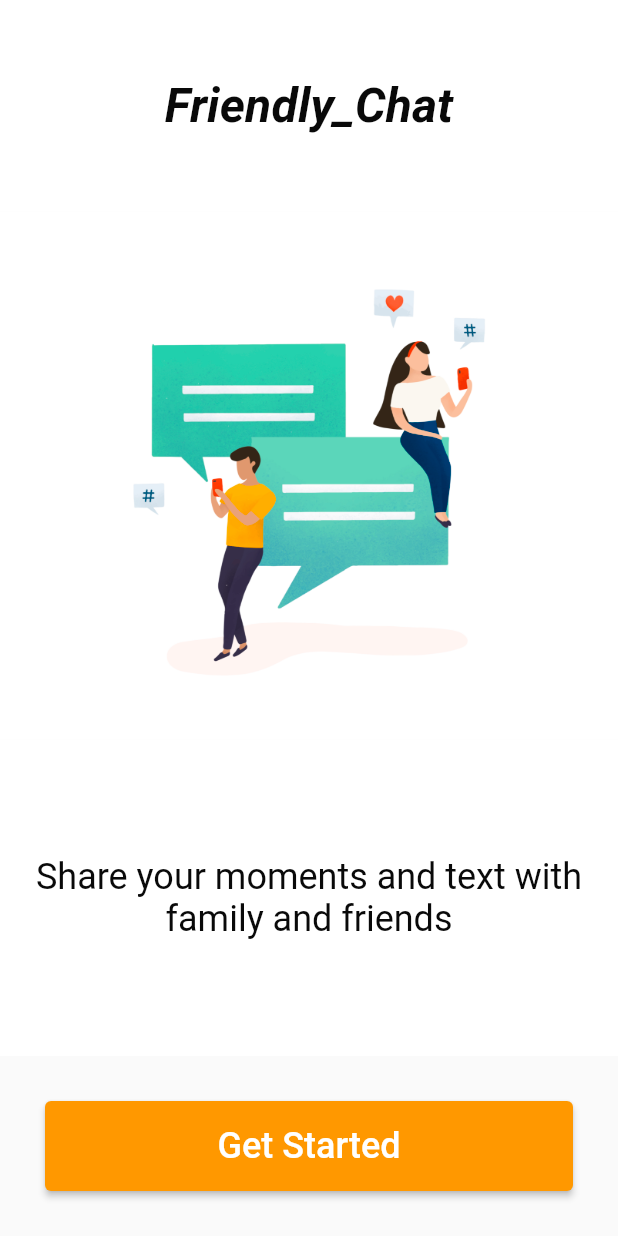
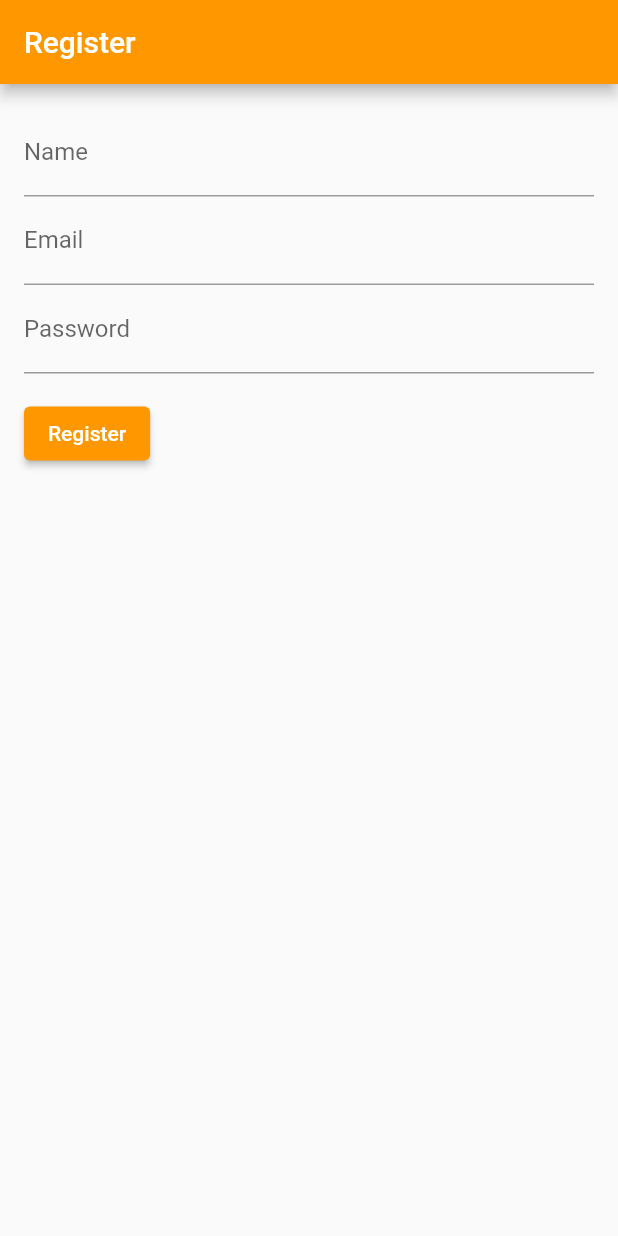
Before and after one commit to Sumeshstha/friendly_chats, a Flutter app: the screen it shows after launch, on a phone screen of 412 x 824 dp. Run offline on Flutter 3.47's test engine with Material 2 defaults, Android fonts, the light colour scheme and no system bars; our stand-ins replace firebase_core; accounts and stored records are empty.

Commit message:
form in login and homepage and new register page from ajit

```diff
--- a/lib/Components/my_textfield.dart
+++ b/lib/Components/my_textfield.dart
@@ -5,20 +5,21 @@ class MyTextField extends StatelessWidget {
   final controller;
   final String hintText;
   final bool obscureText;
+  final validator;
 
   const MyTextField({
     super.key,
     required this.controller,
     required this.hintText,
     required this.obscureText,
+    required this.validator,
   });
 
   @override
   Widget build(BuildContext context) {
     return Padding(
       padding: const EdgeInsets.symmetric(horizontal: 25.0),
-      child: TextField(
-        controller: controller,
+      child: TextFormField(
         obscureText: obscureText,
         decoration: InputDecoration(
             enabledBorder: const OutlineInputBorder(
@@ -31,6 +32,7 @@ class MyTextField extends StatelessWidget {
             filled: true,
             hintText: hintText,
             hintStyle: TextStyle(color: Colors.grey[500])),
+            validator:validator,
       ),
     );
   }
--- a/lib/Widgets/main.dart
+++ b/lib/Widgets/main.dart
@@ -3,6 +3,8 @@ import 'package:firebase_core/firebase_core.dart';
 import 'package:flutter/foundation.dart';
 import 'package:friendly_chat/helper/helper_function.dart';
 import 'package:friendly_chat/pages/StartPage.dart';
+import 'package:friendly_chat/pages/login.dart';
+import 'package:friendly_chat/pages/register.dart';
 import 'package:friendly_chat/shared/constants.dart';
 
 void main() async
@@ -52,8 +54,11 @@ getuserloggedInstatus() async
       Widget build(BuildContext context)
       {
         return MaterialApp(
+          theme: ThemeData(
+            primaryColor: Colors.orange,
+          ),
           debugShowCheckedModeBanner: false,
-          home:StartPage(),
+          home:RegisterPage()
 
         );
       }
--- /dev/null
+++ b/lib/pages/register.dart
@@ -0,0 +1,96 @@
+import 'package:flutter/material.dart';
+import 'Homepage.dart';
+import '../Components/my_button.dart';
+import '../Components/my_textfield.dart';
+import '../Components/square_tile.dart';
+
+class RegisterPage extends StatefulWidget {
+  @override
+  _RegisterPageState createState() => _RegisterPageState();
+}
+
+class _RegisterPageState extends State<RegisterPage> {
+  final _formKey = GlobalKey<FormState>();
+  String? _name;
+  String? _email;
+  String? _password;
+
+  @override
+  Widget build(BuildContext context) {
+    return Scaffold(
+      appBar: AppBar(
+        backgroundColor: Colors.orange,
+        title: Title(child: Text("Register"), color: Colors.white),
+      ),
+
+      body: Padding(
+        padding: EdgeInsets.all(16.0),
+        child: Form(
+          key: _formKey,
+          child: Column(
+            crossAxisAlignment: CrossAxisAlignment.start,
+            children: [
+              TextFormField(
+                decoration: InputDecoration(
+                  labelText: 'Name',
+                ),
+                validator: (value) {
+                  if (value!.isEmpty) {
+                    return 'Please enter your name';
+                  }
+                  return null;
+                },
+                onSaved: (value) {
+                  _name = value!;
+                },
+              ),
+              TextFormField(
+                decoration: InputDecoration(
+                  labelText: 'Email',
+                ),
+                validator: (value) {
+                  return RegExp(r"^[a-zA-Z0-9.a-zA-Z0-9.!#$%&'*+-/=?^_`{|}~]+@[a-zA-Z0-9]+\.[a-zA-Z]+").hasMatch(value!)? null: "Please enter valid email";
+                },
+                onSaved: (value) {
+                  _email = value!;
+                },
+              ),
+              TextFormField(
+                decoration: InputDecoration(
+                  labelText: 'Password',
+                ),
+                obscureText: true,
+                validator: (value) {
+                  if (value!.isEmpty) {
+                    return value.length >8 ? null: "Password must be eight letter long";
+                  }
+                },
+                onSaved: (value) {
+                  _password = value;
+                },
+              ),
+              Padding(
+                padding: EdgeInsets.symmetric(vertical: 16.0),
+                child: ElevatedButton(
+                  style: ElevatedButton.styleFrom(
+                    backgroundColor: Theme.of(context).primaryColor
+                  ),
+                  onPressed: () {
+                    if (_formKey.currentState!.validate()) {
+                      _formKey.currentState!.save();
+                      // TODO: Call API to register user
+                      ScaffoldMessenger.of(context).showSnackBar(
+                        SnackBar(content: Text('User registered successfully')),
+                      );
+                    }
+                  },
+                  child: Text("Register")
+                ),
+              ),
+            ],
+          ),
+        ),
+      ),
+    );
+  }
+}
```
Also changed, not shown: lib/pages/login.dart (+16 -8 lines), lib/Widgets/widgets.dart (added).
